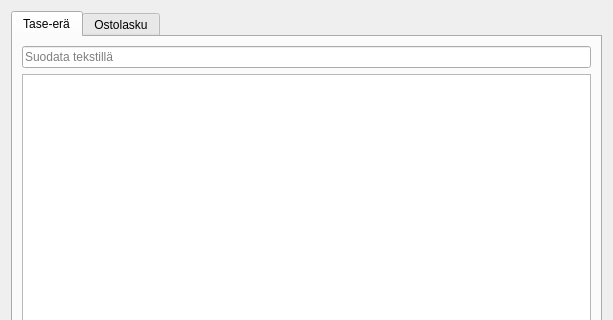
This is kitupiikki/kirjaus/taseeravalintadialogi.ui in artoh/kitupiikki as Qt 5 draws it before an edit; both pictures show x 0 to 613 and y 0 to 320 of the 613 by 481 pixel window. The edited form follows.
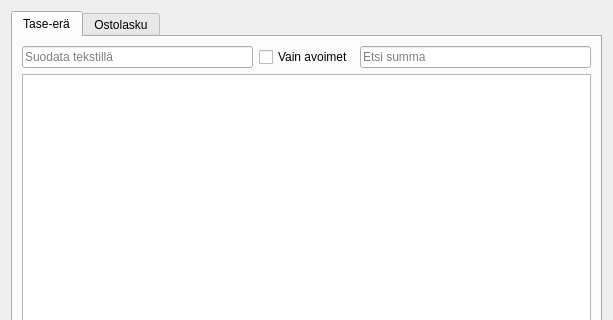
This is the edited form.

Commit message: TaseEränValintaDlg tuunattu

```diff
--- a/kitupiikki/kirjaus/taseeravalintadialogi.ui
+++ b/kitupiikki/kirjaus/taseeravalintadialogi.ui
@@ -25,6 +25,8 @@
       </attribute>
       <layout class="QVBoxLayout" name="verticalLayout">
        <item>
+        <layout class="QHBoxLayout" name="horizontalLayout_3">
+         <item>
         <widget class="QLineEdit" name="suodatusEdit">
          <property name="placeholderText">
           <string>Suodata tekstillä</string>
@@ -32,6 +34,25 @@
         </widget>
        </item>
        <item>
+          <widget class="QCheckBox" name="vainAvoimetCheck">
+           <property name="text">
+            <string>Vain avoimet</string>
+           </property>
+           <property name="checked">
+            <bool>false</bool>
+           </property>
+          </widget>
+         </item>
+         <item>
+          <widget class="QLineEdit" name="summaEdit">
+           <property name="placeholderText">
+            <string>Etsi summa</string>
+           </property>
+          </widget>
+         </item>
+        </layout>
+       </item>
+       <item>
         <widget class="QListView" name="view"/>
        </item>
        <item>
```
Left out of the diff: 8 changed lines with no effect on the pictures. Lines whose indentation alone changed are shown as unchanged. The commit also changes 2 other files.
